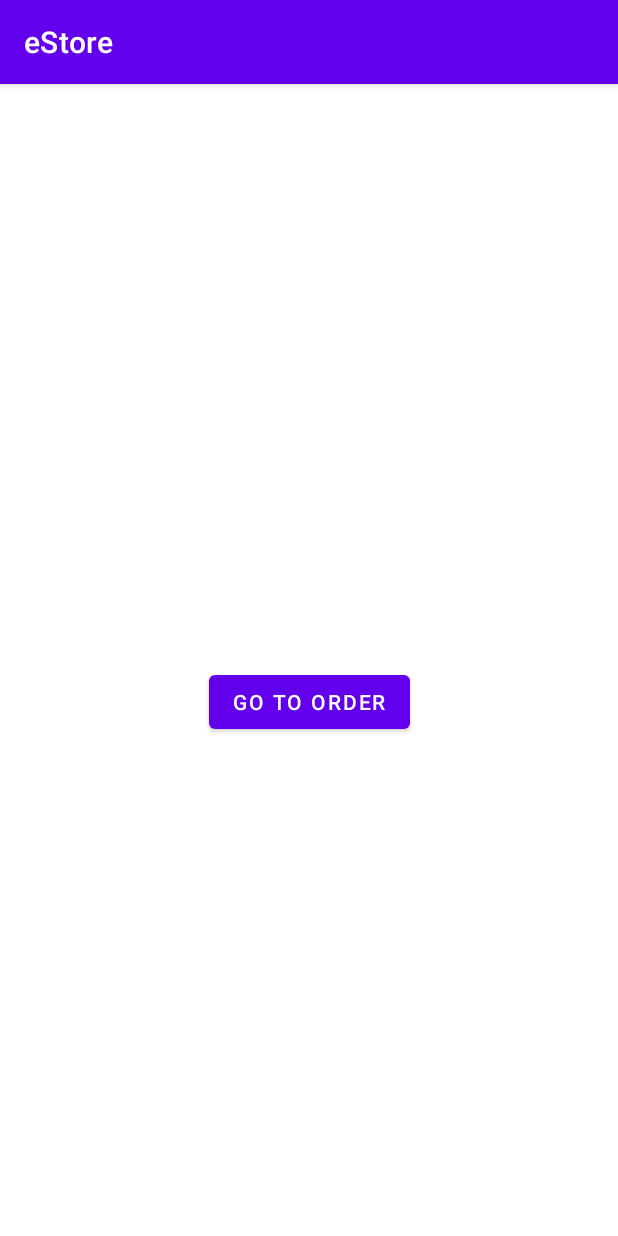
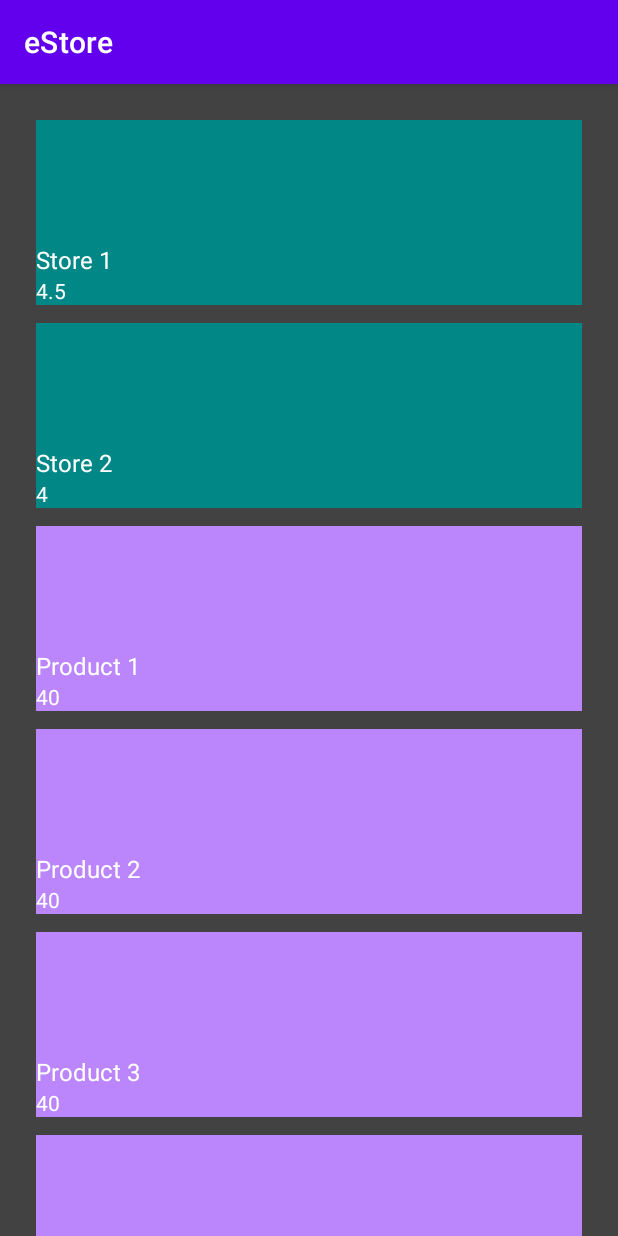
Before and after one commit to suvro24/opn_estore, an Android app: the first screen one second after launch (MainActivity), on a phone screen of 412 x 824 dp. Run offline under Robolectric (Android 15) with nearby library versions, the phone set to English and light mode, and no system bars; our stand-ins replace Dagger/Hilt's generated code, data binding, navigation-ui.

Commit message:
Store and Product List implemented with some fake data.

```diff
--- a/app/build.gradle
+++ b/app/build.gradle
@@ -48,6 +48,8 @@ dependencies {
     implementation "androidx.core:core-ktx:$rootProject.ktxVersion"
     implementation "androidx.fragment:fragment-ktx:$rootProject.fragmentVersion"
     implementation "com.google.android.material:material:$rootProject.materialVersion"
+    implementation "androidx.cardview:cardview:1.0.0"
+
 
     implementation "androidx.lifecycle:lifecycle-livedata-ktx:$rootProject.lifecycleVersion"
     implementation "androidx.lifecycle:lifecycle-viewmodel-ktx:$rootProject.lifecycleVersion"
--- /dev/null
+++ b/app/src/main/java/com/saiful/opn_estore/adapter/ListBindings.kt
@@ -0,0 +1,11 @@
+package com.saiful.opn_estore.adapter
+
+import android.widget.Toast
+import androidx.databinding.BindingAdapter
+import androidx.recyclerview.widget.RecyclerView
+import com.saiful.opn_estore.data.model.ParentListItemModel
+
+@BindingAdapter("app:items")
+fun setItems(recyclerView: RecyclerView, items: List<ParentListItemModel>?) {
+    (recyclerView.adapter as ParentListAdapter).submitList(items)
+}
--- /dev/null
+++ b/app/src/main/java/com/saiful/opn_estore/adapter/ParentListAdapter.kt
@@ -0,0 +1,108 @@
+package com.saiful.opn_estore.adapter
+
+import android.view.LayoutInflater
+import android.view.ViewGroup
+import androidx.recyclerview.widget.DiffUtil
+import androidx.recyclerview.widget.ListAdapter
+import androidx.recyclerview.widget.RecyclerView
+import androidx.viewbinding.ViewBinding
+import com.saiful.opn_estore.R
+import com.saiful.opn_estore.data.model.ParentListItemModel
+import com.saiful.opn_estore.data.model.Product
+import com.saiful.opn_estore.data.model.Store
+import com.saiful.opn_estore.databinding.ListItemProductBinding
+import com.saiful.opn_estore.databinding.ListItemStoreBinding
+
+class ParentListAdapter :
+    ListAdapter<ParentListItemModel, RecyclerView.ViewHolder>(DiffCallback()) {
+
+    override fun onCreateViewHolder(parent: ViewGroup, viewType: Int): RecyclerView.ViewHolder {
+        return when (viewType) {
+            R.layout.list_item_store -> ParentViewHolder.StoreViewHolder(
+                ListItemStoreBinding.inflate(
+                    LayoutInflater.from(parent.context), parent, false
+                )
+            )
+
+            R.layout.list_item_product -> ParentViewHolder.ProductViewHolder(
+                ListItemProductBinding.inflate(
+                    LayoutInflater.from(parent.context), parent, false
+                )
+            )
+
+            else -> throw IllegalArgumentException("Invalid ViewHolder Type $viewType")
+        }
+    }
+
+    override fun onBindViewHolder(holder: RecyclerView.ViewHolder, position: Int) {
+        when (holder) {
+
+            is ParentViewHolder.StoreViewHolder -> holder.bind(getItem(position) as Store)
+
+            is ParentViewHolder.ProductViewHolder -> holder.bind(getItem(position) as Product)
+        }
+    }
+
+    override fun getItemViewType(position: Int): Int {
+        return when (getItem(position)) {
+            is Store -> R.layout.list_item_store
+            is Product -> R.layout.list_item_product
+        }
+    }
+
+
+    sealed class ParentViewHolder(binding: ViewBinding) : RecyclerView.ViewHolder(binding.root) {
+
+        class StoreViewHolder(private val binding: ListItemStoreBinding) :
+            ParentViewHolder(binding) {
+
+            fun bind(item: Store) {
+                binding.apply {
+                    store = item
+                    executePendingBindings()
+                }
+            }
+        }
+
+        class ProductViewHolder(private val binding: ListItemProductBinding) :
+            ParentViewHolder(binding) {
+            fun bind(item: Product) {
+                binding.apply {
+                    product = item
+                    executePendingBindings()
+                }
+            }
+        }
+
+    }
+}
+
+
+private class DiffCallback : DiffUtil.ItemCallback<ParentListItemModel>() {
+
+    override fun areItemsTheSame(
+        oldItem: ParentListItemModel,
+        newItem: ParentListItemModel
+    ): Boolean {
+        return when {
+            oldItem is Store && newItem is Store -> oldItem.title == newItem.title
+
+            oldItem is Product && newItem is Product -> oldItem.name == newItem.name
+
+            else -> false
+        }
+    }
+
+    override fun areContentsTheSame(
+        oldItem: ParentListItemModel,
+        newItem: ParentListItemModel
+    ): Boolean {
+        return when {
+            oldItem is Store && newItem is Store -> oldItem == newItem
+
+            oldItem is Product && newItem is Product -> oldItem == newItem
+
+            else -> false
+        }
+    }
+}
--- /dev/null
+++ b/app/src/main/java/com/saiful/opn_estore/data/model/ParentListItemModel.kt
@@ -0,0 +1,9 @@
+package com.saiful.opn_estore.data.model
+
+sealed class ParentListItemModel
+
+
+sealed class Result {
+    data class Success(val data : List<String>) : Result()
+    data class Failure(val exception : String) : Result()
+}
--- /dev/null
+++ b/app/src/main/java/com/saiful/opn_estore/data/model/Product.kt
@@ -0,0 +1,9 @@
+package com.saiful.opn_estore.data.model
+
+import android.os.Parcelable
+
+data class Product(
+    val name:String,
+    val price: Number,
+    val imageUrl:String,
+) : ParentListItemModel()
--- /dev/null
+++ b/app/src/main/java/com/saiful/opn_estore/data/model/Store.kt
@@ -0,0 +1,11 @@
+package com.saiful.opn_estore.data.model
+
+import android.os.Parcelable
+
+data class Store(
+    val title:String,
+    val rating: Number,
+    val openingTime:String,
+    val closingTime:String
+
+):ParentListItemModel()
--- a/app/src/main/java/com/saiful/opn_estore/ui/store/StoreFragment.kt
+++ b/app/src/main/java/com/saiful/opn_estore/ui/store/StoreFragment.kt
@@ -4,9 +4,11 @@ import android.os.Bundle
 import android.view.LayoutInflater
 import android.view.View
 import android.view.ViewGroup
+import android.widget.Toast
 import androidx.fragment.app.Fragment
 import androidx.fragment.app.viewModels
 import androidx.navigation.findNavController
+import com.saiful.opn_estore.adapter.ParentListAdapter
 import com.saiful.opn_estore.databinding.FragmentStoreBinding
 import dagger.hilt.android.AndroidEntryPoint
 
@@ -24,18 +26,21 @@ class StoreFragment : Fragment() {
         savedInstanceState: Bundle?
     ): View {
 
-        _binding = FragmentStoreBinding.inflate(inflater, container, false)
+        _binding = FragmentStoreBinding.inflate(inflater, container, false).apply {
+            lifecycleOwner =  viewLifecycleOwner
+            vm = viewModel
+        }
+        val adapter = ParentListAdapter()
+        binding.parentList.adapter = adapter
 
-//        viewModel.text.observe(viewLifecycleOwner, Observer {
-//            binding.textHome.text = it
-//        })
 
-        binding.button.setOnClickListener {
-            it.findNavController().navigate(StoreFragmentDirections.actionStoreScreenToOrderSummaryScreen())
-        }
         return binding.root
     }
 
+    override fun onViewCreated(view: View, savedInstanceState: Bundle?) {
+        super.onViewCreated(view, savedInstanceState)
+
+    }
     override fun onDestroyView() {
         super.onDestroyView()
         _binding = null
--- a/app/src/main/java/com/saiful/opn_estore/ui/store/StoreViewModel.kt
+++ b/app/src/main/java/com/saiful/opn_estore/ui/store/StoreViewModel.kt
@@ -1,16 +1,49 @@
 package com.saiful.opn_estore.ui.store
 
-import androidx.lifecycle.LiveData
-import androidx.lifecycle.MutableLiveData
-import androidx.lifecycle.ViewModel
+import androidx.lifecycle.*
+import com.saiful.opn_estore.data.model.ParentListItemModel
+import com.saiful.opn_estore.data.model.Product
+import com.saiful.opn_estore.data.model.Store
 import dagger.hilt.android.lifecycle.HiltViewModel
+import kotlinx.coroutines.delay
+import kotlinx.coroutines.launch
 import javax.inject.Inject
 
 @HiltViewModel
-class StoreViewModel @Inject constructor(): ViewModel() {
+class StoreViewModel @Inject constructor() : ViewModel() {
 
-    private val _text = MutableLiveData<String>().apply {
-        value = "This is Store Fragment"
+
+    private val _parentListItems: MutableLiveData<List<ParentListItemModel>> = MutableLiveData<List<ParentListItemModel>>()
+    val parentListItems: LiveData<List<ParentListItemModel>> = _parentListItems
+
+
+    init {
+        val temp = mutableListOf<ParentListItemModel>()
+        temp.add(Store("Store 1", 4.5, "", ""))
+        temp.add(Store("Store 2", 4, "", ""))
+
+        temp.add(Product("Product 1", 40, "",))
+        temp.add(Product("Product 2", 40, "",))
+        temp.add(Product("Product 3", 40, "",))
+        temp.add(Product("Product 4", 40, "",))
+
+        temp.add(Product("Product 5", 40, "",))
+        temp.add(Product("Product 6", 40, "",))
+
+
+        temp.add(Product("Product 7", 40, "",))
+        temp.add(Product("Product 8", 40, "",))
+
+        temp.add(Product("Product 9", 40, "",))
+        temp.add(Product("Product 10", 40, "",))
+
+        _parentListItems.value = temp
+
+
+        viewModelScope.launch {
+            delay(5000)
+            _parentListItems.value = emptyList()
+        }
+
     }
-    val text: LiveData<String> = _text
 }
--- a/app/src/main/res/layout/activity_main.xml
+++ b/app/src/main/res/layout/activity_main.xml
@@ -3,8 +3,7 @@
     xmlns:app="http://schemas.android.com/apk/res-auto"
     android:id="@+id/container"
     android:layout_width="match_parent"
-    android:layout_height="match_parent"
-    android:paddingTop="?attr/actionBarSize">
+    android:layout_height="match_parent">
 
 <!--    <com.google.android.material.bottomnavigation.BottomNavigationView-->
 <!--        android:id="@+id/nav_view"-->
--- a/app/src/main/res/layout/fragment_store.xml
+++ b/app/src/main/res/layout/fragment_store.xml
@@ -1,19 +1,34 @@
 <?xml version="1.0" encoding="utf-8"?>
-<androidx.constraintlayout.widget.ConstraintLayout
-    xmlns:android="http://schemas.android.com/apk/res/android"
+
+<layout xmlns:android="http://schemas.android.com/apk/res/android"
     xmlns:app="http://schemas.android.com/apk/res-auto"
-    xmlns:tools="http://schemas.android.com/tools"
-    android:layout_width="match_parent"
-    android:layout_height="match_parent"
-    tools:context=".ui.store.StoreFragment">
+    xmlns:tools="http://schemas.android.com/tools">
 
-    <Button
-        android:id="@+id/button"
-        android:layout_width="wrap_content"
-        android:layout_height="wrap_content"
-        android:text="GO TO ORDER"
-        app:layout_constraintBottom_toBottomOf="parent"
-        app:layout_constraintEnd_toEndOf="parent"
-        app:layout_constraintStart_toStartOf="parent"
-        app:layout_constraintTop_toTopOf="parent" />
-</androidx.constraintlayout.widget.ConstraintLayout>
+    <data>
+
+        <variable
+            name="vm"
+            type="com.saiful.opn_estore.ui.store.StoreViewModel"/>
+    </data>
+
+    <androidx.constraintlayout.widget.ConstraintLayout
+        android:layout_width="match_parent"
+        android:layout_height="match_parent"
+        tools:context=".ui.store.StoreFragment">
+
+
+        <androidx.recyclerview.widget.RecyclerView
+            android:id="@+id/parent_list"
+            android:layout_width="match_parent"
+            android:layout_height="match_parent"
+            android:paddingStart="@dimen/store_item_side_margin"
+            android:paddingTop="@dimen/parent_list_top_margin"
+            android:paddingEnd="@dimen/store_item_side_margin"
+            app:items="@{vm.parentListItems}"
+            app:layoutManager="androidx.recyclerview.widget.LinearLayoutManager"
+            app:spanCount="2"
+            tools:listitem="@layout/list_item_store"
+            android:background="@color/cardview_dark_background"/>
+    </androidx.constraintlayout.widget.ConstraintLayout>
+
+</layout>
--- /dev/null
+++ b/app/src/main/res/layout/list_item_product.xml
@@ -0,0 +1,57 @@
+<?xml version="1.0" encoding="utf-8"?>
+<layout xmlns:android="http://schemas.android.com/apk/res/android"
+    xmlns:app="http://schemas.android.com/apk/res-auto"
+    xmlns:tools="http://schemas.android.com/tools">
+
+    <data>
+        <variable
+            name="clickListener"
+            type="android.view.View.OnClickListener"/>
+        <variable
+            name="product"
+            type="com.saiful.opn_estore.data.model.Product"/>
+    </data>
+
+    <androidx.constraintlayout.widget.ConstraintLayout
+        android:layout_width="match_parent"
+        android:layout_height="wrap_content"
+        android:background="@color/purple_200"
+        android:layout_marginStart="@dimen/store_item_side_margin"
+        android:layout_marginEnd="@dimen/store_item_side_margin"
+        android:layout_marginBottom="@dimen/store_item_side_margin">
+
+        <TextView
+            android:id="@+id/store_icon"
+            android:layout_width="0dp"
+            android:layout_height="@dimen/store_icon_height"
+            android:textColor="@color/white"
+            android:textAlignment="center"
+            app:layout_constraintStart_toStartOf="parent"
+            app:layout_constraintEnd_toEndOf="parent"
+            app:layout_constraintTop_toTopOf="parent"
+            android:textAppearance="?attr/textAppearanceHeadline2"
+            tools:text="C"/>
+
+        <TextView
+            android:id="@+id/store_title"
+            android:layout_width="wrap_content"
+            android:layout_height="wrap_content"
+            android:textColor="@color/white"
+            app:layout_constraintStart_toStartOf="parent"
+            app:layout_constraintTop_toBottomOf="@id/store_icon"
+            android:textAppearance="?attr/textAppearanceListItem"
+            android:text="@{product.name}"
+            tools:text="Coffee Store"/>
+
+        <TextView
+            android:id="@+id/store_rating"
+            android:layout_width="wrap_content"
+            android:layout_height="wrap_content"
+            android:textColor="@color/white"
+            app:layout_constraintStart_toStartOf="parent"
+            app:layout_constraintTop_toBottomOf="@id/store_title"
+            android:textAppearance="?attr/textAppearanceListItemSecondary"
+            android:text="@{product.price.toString()}"
+            tools:text="Rating: 4.5"/>
+    </androidx.constraintlayout.widget.ConstraintLayout>
+</layout>
--- /dev/null
+++ b/app/src/main/res/layout/list_item_store.xml
@@ -0,0 +1,57 @@
+<?xml version="1.0" encoding="utf-8"?>
+<layout xmlns:android="http://schemas.android.com/apk/res/android"
+    xmlns:app="http://schemas.android.com/apk/res-auto"
+    xmlns:tools="http://schemas.android.com/tools">
+
+    <data>
+        <variable
+            name="clickListener"
+            type="android.view.View.OnClickListener"/>
+        <variable
+            name="store"
+            type="com.saiful.opn_estore.data.model.Store"/>
+    </data>
+
+    <androidx.constraintlayout.widget.ConstraintLayout
+        android:layout_width="match_parent"
+        android:layout_height="wrap_content"
+        android:background="@color/teal_700"
+        android:layout_marginStart="@dimen/store_item_side_margin"
+        android:layout_marginEnd="@dimen/store_item_side_margin"
+        android:layout_marginBottom="@dimen/store_item_side_margin">
+
+        <TextView
+            android:id="@+id/store_icon"
+            android:layout_width="0dp"
+            android:layout_height="@dimen/store_icon_height"
+            android:textColor="@color/white"
+            android:textAlignment="center"
+            app:layout_constraintStart_toStartOf="parent"
+            app:layout_constraintEnd_toEndOf="parent"
+            app:layout_constraintTop_toTopOf="parent"
+            android:textAppearance="?attr/textAppearanceHeadline2"
+            tools:text="C"/>
+
+        <TextView
+            android:id="@+id/store_title"
+            android:layout_width="wrap_content"
+            android:layout_height="wrap_content"
+            android:textColor="@color/white"
+            app:layout_constraintStart_toStartOf="parent"
+            app:layout_constraintTop_toBottomOf="@id/store_icon"
+            android:textAppearance="?attr/textAppearanceListItem"
+            android:text="@{store.title}"
+            tools:text="Coffee Store"/>
+
+        <TextView
+            android:id="@+id/store_rating"
+            android:layout_width="wrap_content"
+            android:layout_height="wrap_content"
+            android:textColor="@color/white"
+            app:layout_constraintStart_toStartOf="parent"
+            app:layout_constraintTop_toBottomOf="@id/store_title"
+            android:textAppearance="?attr/textAppearanceListItemSecondary"
+            android:text="@{store.rating.toString()}"
+            tools:text="Rating: 4.5"/>
+    </androidx.constraintlayout.widget.ConstraintLayout>
+</layout>
--- a/app/src/main/res/values/dimens.xml
+++ b/app/src/main/res/values/dimens.xml
@@ -2,4 +2,11 @@
     <!-- Default screen margins, per the Android Design guidelines. -->
     <dimen name="activity_horizontal_margin">16dp</dimen>
     <dimen name="activity_vertical_margin">16dp</dimen>
+
+    <dimen name="store_icon_height">82dp</dimen>
+    <dimen name="store_icon_font">72sp</dimen>
+    <dimen name="store_item_side_margin">12dp</dimen>
+    <dimen name="parent_list_top_margin">24dp</dimen>
+
+
 </resources>
```
